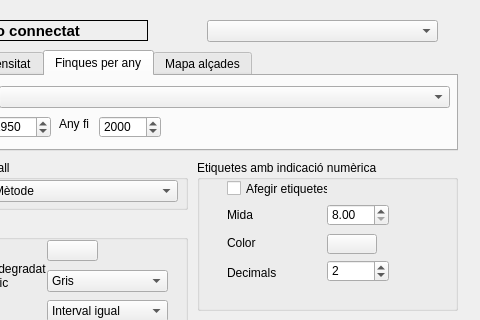
TecnocampusCCU/Indicadors_Habitatge, file Indicadors_Habitatge_dialog_base.ui: the form before one commit; both pictures show x 103 to 583 and y 0 to 320 of the 583 by 500 pixel window.
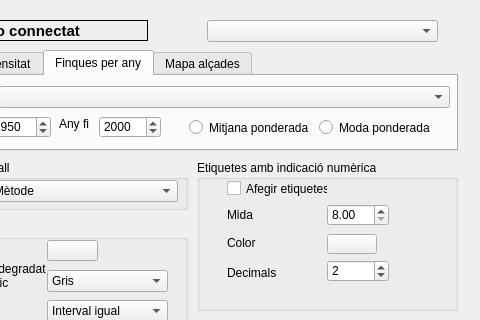
The form after the commit.

Patch:
```diff
--- a/Indicadors_Habitatge_dialog_base.ui
+++ b/Indicadors_Habitatge_dialog_base.ui
@@ -968,6 +968,32 @@
       <double>1950.000000000000000</double>
      </property>
     </widget>
+    <widget class="QRadioButton" name="mitjanaRadioButton">
+     <property name="geometry">
+      <rect>
+       <x>270</x>
+       <y>43</y>
+       <width>121</width>
+       <height>17</height>
+      </rect>
+     </property>
+     <property name="text">
+      <string>Mitjana ponderada</string>
+     </property>
+    </widget>
+    <widget class="QRadioButton" name="modaRadioButton">
+     <property name="geometry">
+      <rect>
+       <x>400</x>
+       <y>43</y>
+       <width>121</width>
+       <height>17</height>
+      </rect>
+     </property>
+     <property name="text">
+      <string>Moda ponderada</string>
+     </property>
+    </widget>
    </widget>
    <widget class="QWidget" name="tab_3">
     <attribute name="title">
```
